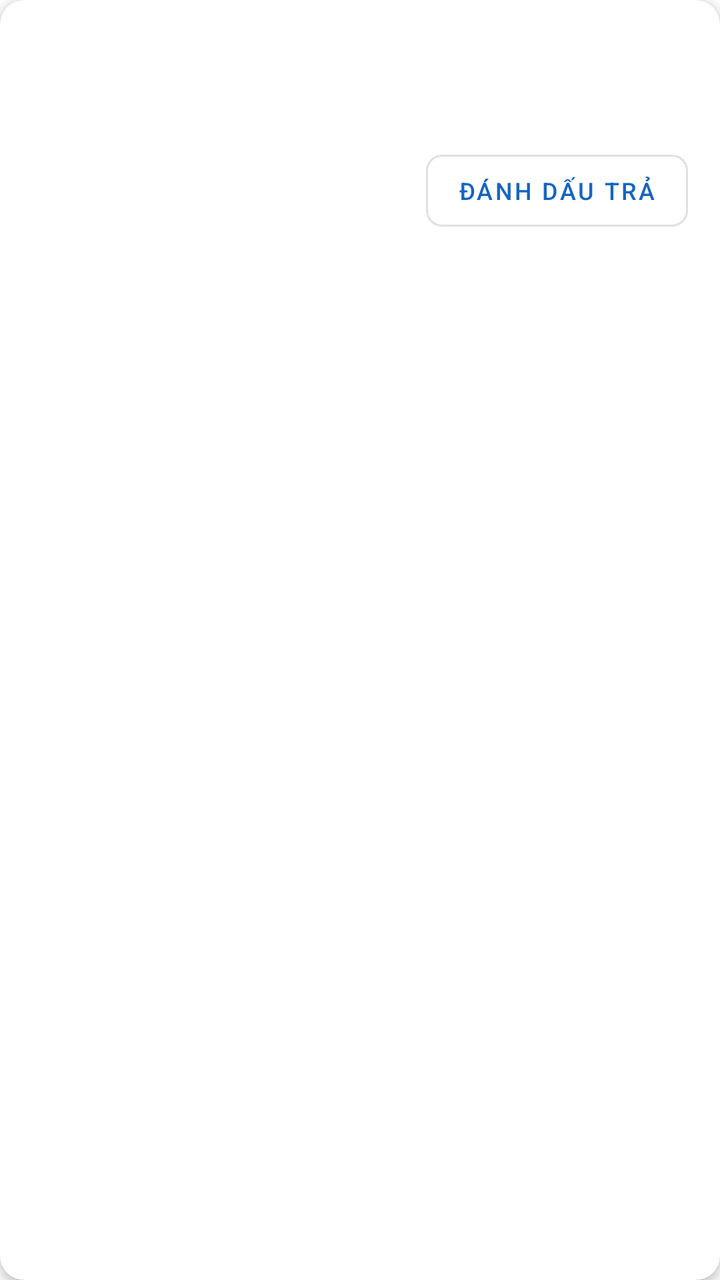
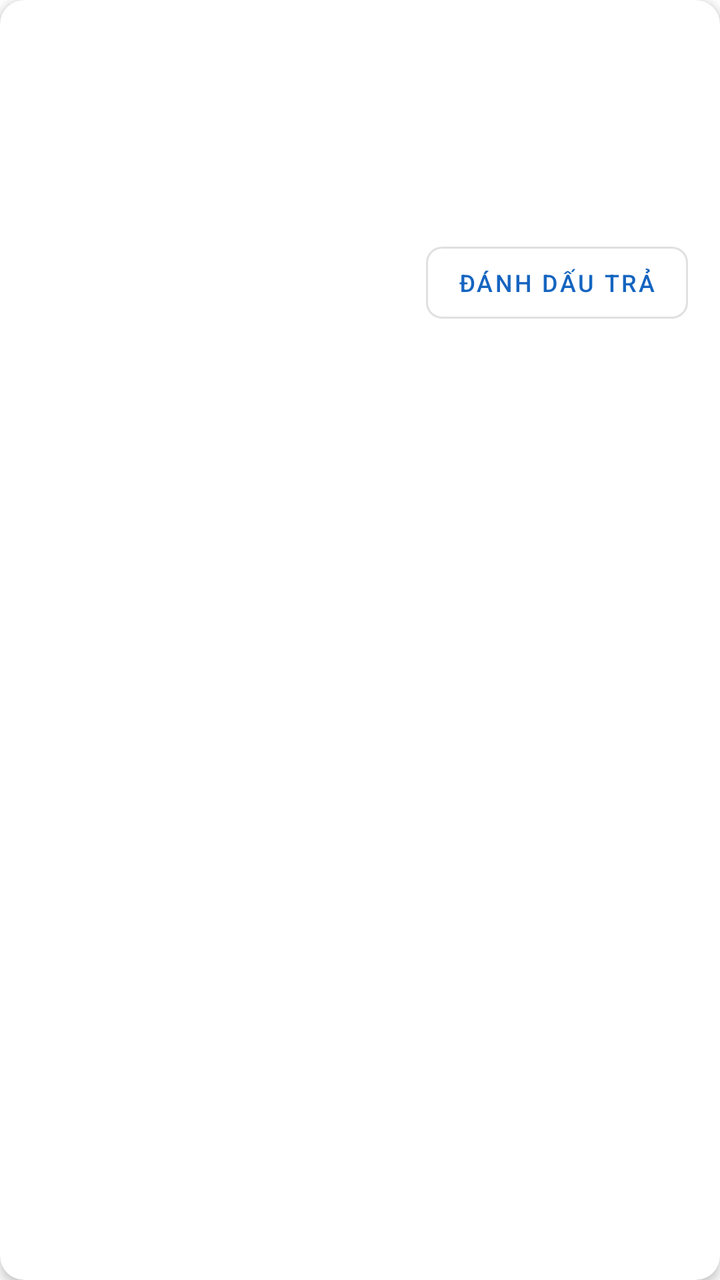

Before-and-after screenshots of an Android layout around one commit, followed by the original layout XML and the change that was made.
<!-- AndroidManifest.xml: application theme Theme.EmployeeManagement -->
<!-- res/layout/item_salary.xml -->
<?xml version="1.0" encoding="utf-8"?>
<com.google.android.material.card.MaterialCardView xmlns:android="http://schemas.android.com/apk/res/android"
    xmlns:app="http://schemas.android.com/apk/res-auto"
    android:layout_width="match_parent"
    android:layout_height="wrap_content"
    app:cardCornerRadius="12dp"
    app:cardElevation="3dp"
    android:layout_marginHorizontal="4dp"
    android:layout_marginVertical="4dp">

    <LinearLayout
        android:layout_width="match_parent"
        android:layout_height="wrap_content"
        android:orientation="vertical"
        android:padding="16dp">

        <LinearLayout android:layout_width="match_parent" android:layout_height="wrap_content" android:orientation="horizontal" android:layout_marginBottom="8dp">
            <TextView android:id="@+id/tvPeriod" android:layout_width="0dp" android:layout_height="wrap_content" android:layout_weight="1" android:textSize="16sp" android:textStyle="bold" android:textColor="#212121"/>
            <TextView android:id="@+id/tvStatus" android:layout_width="wrap_content" android:layout_height="wrap_content" android:textSize="13sp" android:textColor="@color/green_paid" android:textStyle="bold"/>
        </LinearLayout>

        <LinearLayout android:layout_width="match_parent" android:layout_height="wrap_content" android:orientation="horizontal" android:layout_marginBottom="8dp">
            <TextView android:id="@+id/tvTotalHours" android:layout_width="0dp" android:layout_height="wrap_content" android:layout_weight="1" android:textSize="13sp" android:textColor="@color/text_secondary"/>
            <TextView android:id="@+id/tvOvertime" android:layout_width="0dp" android:layout_height="wrap_content" android:layout_weight="1" android:textSize="13sp" android:textColor="@color/text_secondary"/>
        </LinearLayout>

        <LinearLayout android:layout_width="match_parent" android:layout_height="wrap_content" android:orientation="horizontal" android:gravity="center_vertical">
            <TextView android:id="@+id/tvSalary" android:layout_width="0dp" android:layout_height="wrap_content" android:layout_weight="1" android:textSize="18sp" android:textStyle="bold" android:textColor="@color/primary"/>
            <com.google.android.material.button.MaterialButton
                android:id="@+id/btnMarkPaid"
                android:layout_width="wrap_content"
                android:layout_height="wrap_content"
                android:text="Đánh dấu trả"
                android:textSize="12sp"
                app:cornerRadius="8dp"
                style="@style/Widget.MaterialComponents.Button.OutlinedButton"/>
        </LinearLayout>

    </LinearLayout>
</com.google.android.material.card.MaterialCardView>
<!-- resources referenced by this layout -->
<resources>
  <color name="green_paid">#2E7D32</color>
  <color name="primary">#1565C0</color>
  <color name="text_secondary">#757575</color>
  <style name="Theme.EmployeeManagement" parent="Theme.MaterialComponents.DayNight.DarkActionBar">
          <item name="colorPrimary">@color/primary</item>
          <item name="colorPrimaryVariant">@color/primary_dark</item>
          <item name="colorOnPrimary">@color/white</item>
          <item name="colorSecondary">@color/accent</item>
          <item name="colorOnSecondary">@color/white</item>
          <item name="android:statusBarColor">@color/primary_dark</item>
      </style>
  <color name="primary_dark">#0D47A1</color>
  <color name="white">#FFFFFF</color>
  <color name="accent">#FF6F00</color>
</resources>

<!-- the commit's change to res/layout/item_salary.xml (unified diff, before → after) -->
@@ -13,6 +13,22 @@
         android:layout_height="wrap_content"
         android:orientation="vertical"
         android:padding="16dp">
+
+        <TextView
+            android:id="@+id/tvEmployeeName"
+            android:layout_width="match_parent"
+            android:layout_height="wrap_content"
+            android:textSize="16sp"
+            android:textStyle="bold"
+            android:textColor="@color/primary" />
+
+        <TextView
+            android:id="@+id/tvEmployeeCode"
+            android:layout_width="match_parent"
+            android:layout_height="wrap_content"
+            android:layout_marginBottom="8dp"
+            android:textSize="12sp"
+            android:textColor="@color/text_secondary" />
 
         <LinearLayout android:layout_width="match_parent" android:layout_height="wrap_content" android:orientation="horizontal" android:layout_marginBottom="8dp">
             <TextView android:id="@+id/tvPeriod" android:layout_width="0dp" android:layout_height="wrap_content" android:layout_weight="1" android:textSize="16sp" android:textStyle="bold" android:textColor="#212121"/>
